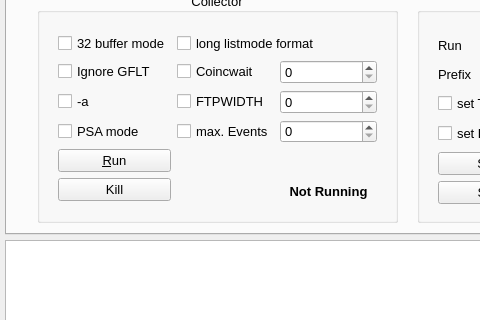
Above: src/xiastarterwindow.ui from phScholz/xiaStarter before the change; both pictures show x 0 to 480 and y 139 to 459 of the 850 by 600 pixel window. Below: the same form after it.
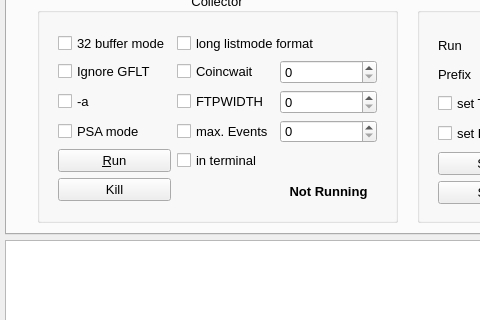
That is the form after the change. The open tabs and pages were chosen to show the change. Custom widgets are drawn as their Qt base class.

Patch:
```diff
--- a/src/xiastarterwindow.ui
+++ b/src/xiastarterwindow.ui
@@ -417,6 +417,13 @@
           </property>
          </widget>
         </item>
+        <item row="4" column="1">
+         <widget class="QCheckBox" name="terminalCheck">
+          <property name="text">
+           <string>in terminal</string>
+          </property>
+         </widget>
+        </item>
        </layout>
       </widget>
       <zorder>layoutWidget1</zorder>
```
Left out of the diff: 2 changed lines with no effect on the pictures.
